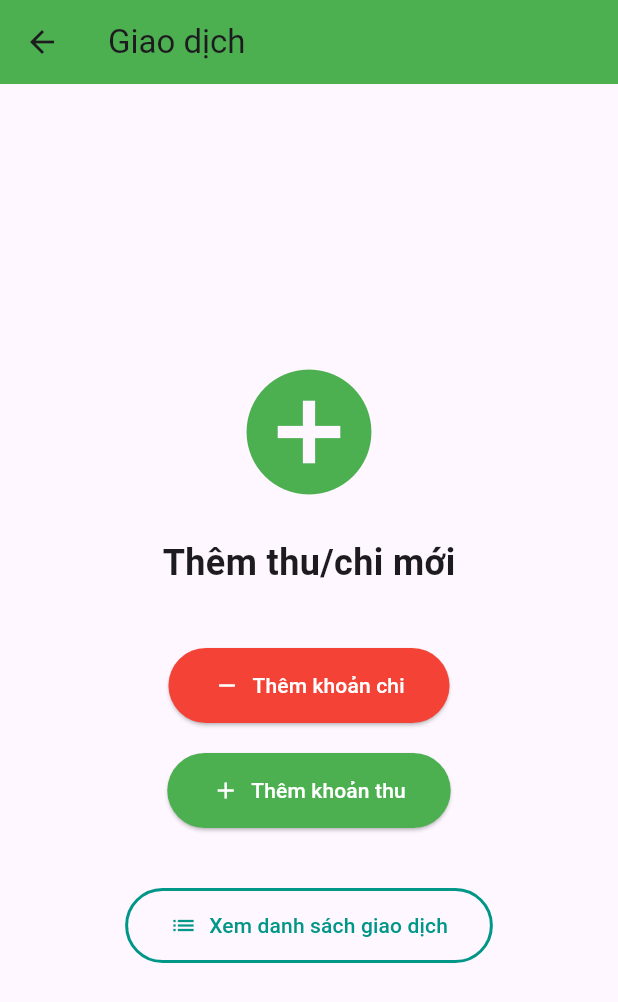
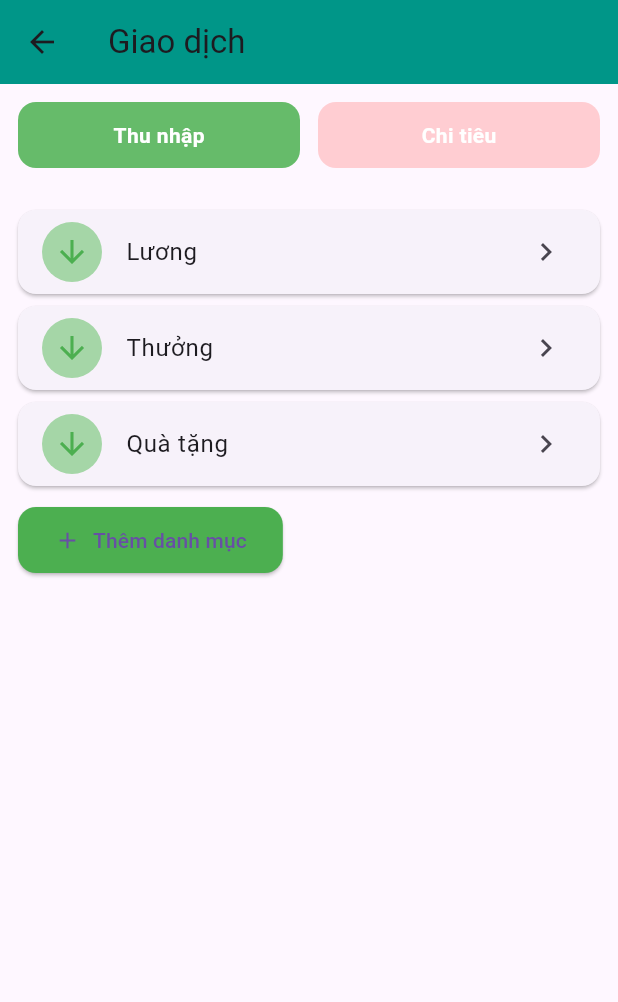
Before and after one commit to lnmahvan/QLCT, a Flutter app: the TransactionScreen screen opened directly, on a phone screen of 412 x 824 dp. Shown: the top 1002 px of the screen. Run offline on Flutter 3.47's test engine with Material 3 defaults, Android fonts, the phone set to English and light mode, and no system bars; our stand-ins replace fl_chart, shared_preferences; accounts and stored records are empty.

Commit message:
update transaction

```diff
--- a/lib/screens/transaction_screen.dart
+++ b/lib/screens/transaction_screen.dart
@@ -1,85 +1,190 @@
 import 'package:flutter/material.dart';
-import 'transaction/add_income_screen.dart';
-import 'transaction/add_expense_screen.dart';
-import 'transaction_list_screen.dart';
+import 'package:provider/provider.dart';
+import '../models/expense_model.dart';
+import 'transaction_entry_screen.dart';
 
-class TransactionScreen extends StatelessWidget {
+class TransactionScreen extends StatefulWidget {
   const TransactionScreen({super.key});
 
   @override
+  State<TransactionScreen> createState() => _TransactionScreenState();
+}
+
+class _TransactionScreenState extends State<TransactionScreen> {
+  // Quản lý section đang mở: 'income' hoặc 'expense'
+  String _expandedSection = 'income';
+
+  @override
   Widget build(BuildContext context) {
+    final expense = Provider.of<ExpenseModel>(context);
+
     return Scaffold(
       appBar: AppBar(
         title: const Text('Giao dịch'),
-        backgroundColor: Colors.green,
+        backgroundColor: Colors.teal,
       ),
-      body: Center(
+      body: SingleChildScrollView(
         child: Column(
-          mainAxisAlignment: MainAxisAlignment.center,
           children: [
-            const Icon(Icons.add_circle, size: 100, color: Colors.green),
-            const SizedBox(height: 20),
-            const Text(
-              'Thêm thu/chi mới',
-              style: TextStyle(fontSize: 24, fontWeight: FontWeight.bold),
-            ),
-            const SizedBox(height: 40),
-            ElevatedButton.icon(
-              onPressed: () {
-                Navigator.push(
-                  context,
-                  MaterialPageRoute(
-                      builder: (context) => const AddExpenseScreen()),
-                );
-              },
-              icon: const Icon(Icons.remove),
-              label: const Text('Thêm khoản chi'),
-              style: ElevatedButton.styleFrom(
-                backgroundColor: Colors.red,
-                foregroundColor: Colors.white,
-                padding:
-                    const EdgeInsets.symmetric(horizontal: 30, vertical: 15),
+            // Header toggle
+            Padding(
+              padding: const EdgeInsets.all(12),
+              child: Row(
+                children: [
+                  Expanded(
+                    child: GestureDetector(
+                      onTap: () {
+                        setState(() => _expandedSection = 'income');
+                      },
+                      child: Container(
+                        padding: const EdgeInsets.symmetric(vertical: 12),
+                        decoration: BoxDecoration(
+                          color: _expandedSection == 'income'
+                              ? Colors.green.shade400
+                              : Colors.green.shade100,
+                          borderRadius: BorderRadius.circular(12),
+                        ),
+                        child: const Center(
+                          child: Text(
+                            'Thu nhập',
+                            style: TextStyle(color: Colors.white, fontWeight: FontWeight.bold),
+                          ),
+                        ),
+                      ),
+                    ),
+                  ),
+                  const SizedBox(width: 12),
+                  Expanded(
+                    child: GestureDetector(
+                      onTap: () {
+                        setState(() => _expandedSection = 'expense');
+                      },
+                      child: Container(
+                        padding: const EdgeInsets.symmetric(vertical: 12),
+                        decoration: BoxDecoration(
+                          color: _expandedSection == 'expense'
+                              ? Colors.red.shade400
+                              : Colors.red.shade100,
+                          borderRadius: BorderRadius.circular(12),
+                        ),
+                        child: const Center(
+                          child: Text(
+                            'Chi tiêu',
+                            style: TextStyle(color: Colors.white, fontWeight: FontWeight.bold),
+                          ),
+                        ),
+                      ),
+                    ),
+                  ),
+                ],
               ),
             ),
-            const SizedBox(height: 20),
-            ElevatedButton.icon(
-              onPressed: () {
-                Navigator.push(
-                  context,
-                  MaterialPageRoute(
-                      builder: (context) => const AddIncomeScreen()),
-                );
-              },
-              icon: const Icon(Icons.add),
-              label: const Text('Thêm khoản thu'),
-              style: ElevatedButton.styleFrom(
-                backgroundColor: Colors.green,
-                foregroundColor: Colors.white,
-                padding:
-                    const EdgeInsets.symmetric(horizontal: 30, vertical: 15),
-              ),
-            ),
-            const SizedBox(height: 40),
-            OutlinedButton.icon(
-              onPressed: () {
-                Navigator.push(
-                  context,
-                  MaterialPageRoute(
-                      builder: (context) => const TransactionListScreen()),
-                );
-              },
-              icon: const Icon(Icons.list),
-              label: const Text('Xem danh sách giao dịch'),
-              style: OutlinedButton.styleFrom(
-                padding:
-                    const EdgeInsets.symmetric(horizontal: 30, vertical: 15),
-                side: const BorderSide(color: Colors.teal, width: 2),
-                foregroundColor: Colors.teal,
-              ),
+
+            const SizedBox(height: 12),
+
+            // Section danh mục
+            Padding(
+              padding: const EdgeInsets.symmetric(horizontal: 12),
+              child: _expandedSection == 'income'
+                  ? _buildCategorySection(
+                      context, expense.incomeCategories, 'income', expense)
+                  : _buildCategorySection(
+                      context, expense.expenseCategories, 'expense', expense),
             ),
           ],
         ),
       ),
     );
   }
+
+  Widget _buildCategorySection(BuildContext context, List<String> categories,
+      String type, ExpenseModel expense) {
+    final isIncome = type == 'income';
+
+    return Column(
+      crossAxisAlignment: CrossAxisAlignment.start,
+      children: [
+        ListView.builder(
+          shrinkWrap: true,
+          physics: const NeverScrollableScrollPhysics(),
+          itemCount: categories.length,
+          itemBuilder: (_, index) {
+            final cat = categories[index];
+            return Card(
+              margin: const EdgeInsets.symmetric(vertical: 4),
+              child: ListTile(
+                leading: Container(
+                  decoration: BoxDecoration(
+                    color: isIncome ? Colors.green.shade200 : Colors.red.shade200,
+                    shape: BoxShape.circle,
+                  ),
+                  padding: const EdgeInsets.all(8),
+                  child: Icon(
+                    isIncome ? Icons.arrow_downward : Icons.arrow_upward,
+                    color: isIncome ? Colors.green : Colors.redAccent,
+                  ),
+                ),
+                title: Text(cat),
+                trailing: const Icon(Icons.chevron_right),
+                onTap: () {
+                  Navigator.push(
+                    context,
+                    MaterialPageRoute(
+                      builder: (_) => TransactionEntryScreen(
+                        type: type,
+                        category: cat,
+                      ),
+                    ),
+                  );
+                },
+              ),
+            );
+          },
+        ),
+        const SizedBox(height: 8),
+        ElevatedButton.icon(
+          onPressed: () {
+            final controller = TextEditingController();
+            showDialog(
+              context: context,
+              builder: (_) => AlertDialog(
+                title: Text('Thêm danh mục ${isIncome ? 'thu nhập' : 'chi tiêu'}'),
+                content: TextField(
+                  controller: controller,
+                  decoration: const InputDecoration(hintText: 'Tên danh mục'),
+                ),
+                actions: [
+                  TextButton(
+                      onPressed: () => Navigator.pop(context),
+                      child: const Text('Hủy')),
+                  TextButton(
+                    onPressed: () {
+                      final text = controller.text.trim();
+                      if (text.isNotEmpty) {
+                        if (isIncome) {
+                          expense.addIncomeCategory(text);
+                        } else {
+                          expense.addExpenseCategory(text);
+                        }
+                      }
+                      Navigator.pop(context);
+                    },
+                    child: const Text('Thêm'),
+                  ),
+                ],
+              ),
+            );
+          },
+          icon: const Icon(Icons.add),
+          label: const Text('Thêm danh mục'),
+          style: ElevatedButton.styleFrom(
+            backgroundColor: isIncome ? Colors.green : Colors.redAccent,
+            padding: const EdgeInsets.symmetric(horizontal: 24, vertical: 12),
+            shape: RoundedRectangleBorder(borderRadius: BorderRadius.circular(12)),
+          ),
+        ),
+        const SizedBox(height: 24),
+      ],
+    );
+  }
 }
```
Also changed, not shown: lib/models/expense_model.dart (+49 -0 lines), lib/screens/transaction_category_screen.dart (added, +121 -0 lines), lib/screens/transaction_entry_screen.dart (added, +76 -0 lines), 1 other file.
